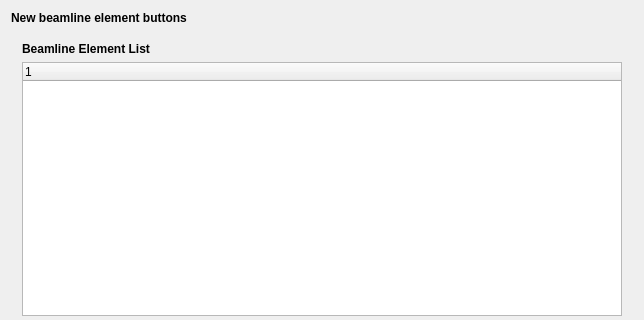
aerosadegh/radtrack, file radtrack/ui/rbcbt.ui: the form before one commit; both pictures show x 0 to 644 and y 0 to 320 of the 644 by 938 pixel window.
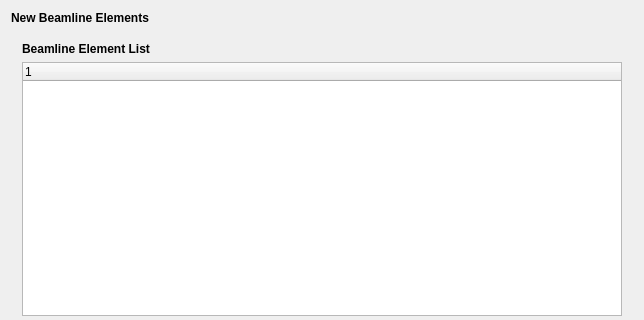
The form after the commit. Custom widgets are drawn as their Qt base class.

Commit message: Modify beam transport tab labels

```diff
--- a/radtrack/ui/rbcbt.ui
+++ b/radtrack/ui/rbcbt.ui
@@ -23,7 +23,7 @@
       </font>
      </property>
      <property name="text">
-      <string>New beamline element buttons</string>
+      <string>New Beamline Elements</string>
      </property>
     </widget>
    </item>
```
The commit also changes 1 other file.
